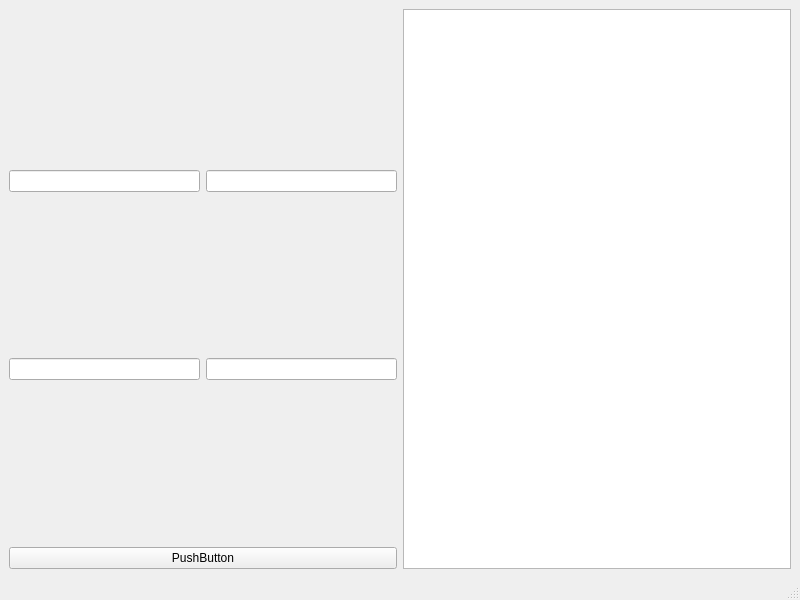
yangjiameng/Stock_Monitoring, file StockUI.ui: the form before one commit.
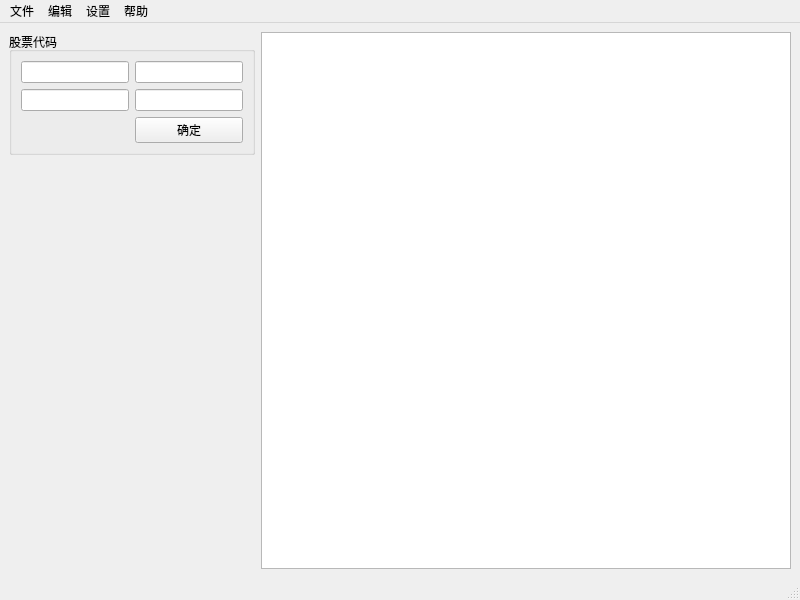
The form after the commit.

```diff
--- a/StockUI.ui
+++ b/StockUI.ui
@@ -17,39 +17,41 @@
    <layout class="QGridLayout" name="gridLayout_3">
     <item row="0" column="0">
      <layout class="QGridLayout" name="gridLayout_2">
-      <item row="3" column="1">
-       <widget class="QLineEdit" name="lineEdit_4"/>
-      </item>
-      <item row="2" column="0" colspan="2">
-       <spacer name="verticalSpacer_2">
-        <property name="orientation">
-         <enum>Qt::Vertical</enum>
+      <item row="0" column="0" colspan="2">
+       <widget class="QGroupBox" name="groupBox">
+        <property name="title">
+         <string>股票代码</string>
         </property>
-        <property name="sizeHint" stdset="0">
-         <size>
-          <width>20</width>
-          <height>40</height>
-         </size>
-        </property>
-       </spacer>
-      </item>
-      <item row="1" column="0">
-       <widget class="QLineEdit" name="lineEdit"/>
-      </item>
-      <item row="5" column="0" colspan="2">
-       <widget class="QPushButton" name="pushButton">
-        <property name="text">
-         <string>PushButton</string>
-        </property>
+        <layout class="QGridLayout" name="gridLayout">
+         <item row="0" column="1">
+          <widget class="QLineEdit" name="lineEdit_2"/>
+         </item>
+         <item row="0" column="0">
+          <widget class="QLineEdit" name="lineEdit"/>
+         </item>
+         <item row="1" column="1">
+          <widget class="QLineEdit" name="lineEdit_4"/>
+         </item>
+         <item row="1" column="0">
+          <widget class="QLineEdit" name="lineEdit_3"/>
+         </item>
+         <item row="2" column="1">
+          <widget class="QPushButton" name="pushButton">
+           <property name="maximumSize">
+            <size>
+             <width>200</width>
+             <height>16777215</height>
+            </size>
+           </property>
+           <property name="text">
+            <string>确定</string>
+           </property>
+          </widget>
+         </item>
+        </layout>
        </widget>
       </item>
-      <item row="1" column="1">
-       <widget class="QLineEdit" name="lineEdit_2"/>
-      </item>
-      <item row="3" column="0">
-       <widget class="QLineEdit" name="lineEdit_3"/>
-      </item>
-      <item row="4" column="0" colspan="2">
+      <item row="3" column="0" colspan="2">
        <spacer name="verticalSpacer">
         <property name="orientation">
          <enum>Qt::Vertical</enum>
@@ -62,23 +64,10 @@
         </property>
        </spacer>
       </item>
-      <item row="0" column="0" colspan="2">
-       <spacer name="verticalSpacer_3">
-        <property name="orientation">
-         <enum>Qt::Vertical</enum>
-        </property>
-        <property name="sizeHint" stdset="0">
-         <size>
-          <width>20</width>
-          <height>40</height>
-         </size>
-        </property>
-       </spacer>
-      </item>
      </layout>
     </item>
     <item row="0" column="1">
-     <widget class="QListView" name="listView"/>
+     <widget class="QListWidget" name="listWidget"/>
     </item>
    </layout>
   </widget>
@@ -91,6 +80,30 @@
      <height>23</height>
     </rect>
    </property>
+   <widget class="QMenu" name="menu">
+    <property name="title">
+     <string>文件</string>
+    </property>
+   </widget>
+   <widget class="QMenu" name="menu_2">
+    <property name="title">
+     <string>编辑</string>
+    </property>
+   </widget>
+   <widget class="QMenu" name="menu_3">
+    <property name="title">
+     <string>设置</string>
+    </property>
+   </widget>
+   <widget class="QMenu" name="menu_4">
+    <property name="title">
+     <string>帮助</string>
+    </property>
+   </widget>
+   <addaction name="menu"/>
+   <addaction name="menu_2"/>
+   <addaction name="menu_3"/>
+   <addaction name="menu_4"/>
   </widget>
   <widget class="QStatusBar" name="statusbar"/>
  </widget>
```
Left out of the diff: 8 changed lines with no effect on the pictures.
